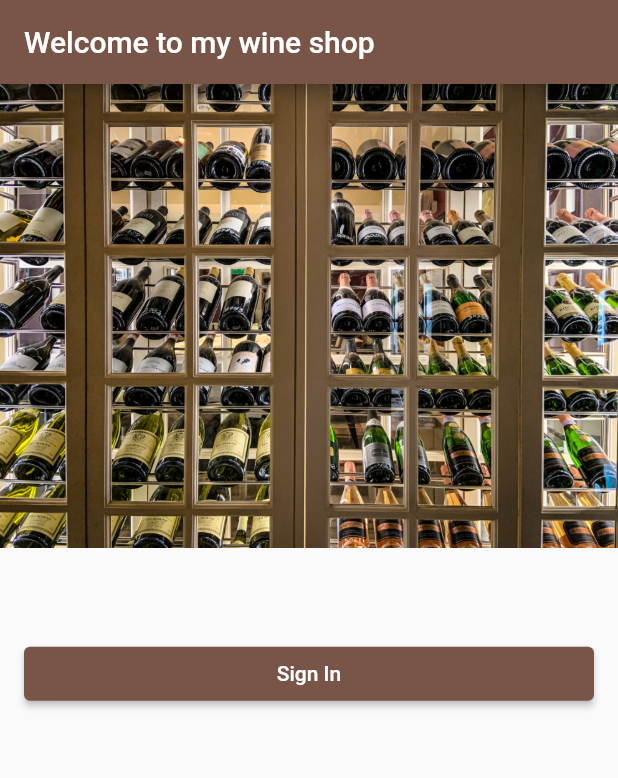
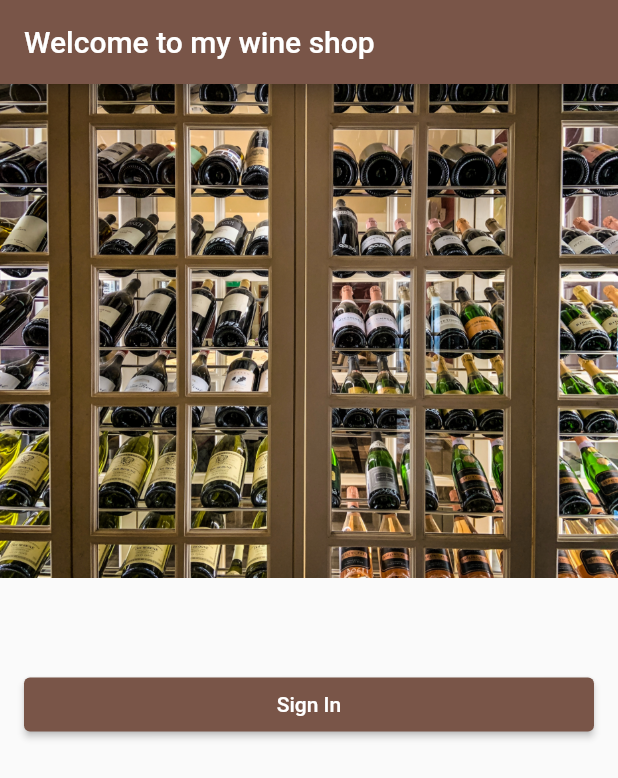
Before and after one commit to omartinma/firebase_workshop, a Flutter app: the screen it shows after launch, on a phone screen of 412 x 824 dp. Shown: the top 778 px of the screen. Run offline on Flutter 3.47's test engine with Material 2 defaults, Android fonts, the phone set to English and light mode, and no system bars; our stand-ins replace bloc, cloud_firestore, equatable, firebase_auth, firebase_core, flutter_bloc; accounts and stored records are empty; generated files the repository leaves out were written again.

Commit message:
feat: improving

```diff
--- a/lib/catalog/bloc/catalog_bloc.dart
+++ b/lib/catalog/bloc/catalog_bloc.dart
@@ -14,7 +14,7 @@ class CatalogBloc extends Bloc<CatalogEvent, CatalogState> {
           CatalogState(
             categories: List.empty(),
             products: List.empty(),
-            categorySelected: Category(name: 'all'),
+            categorySelected: const Category(name: 'all'),
           ),
         ) {
     on<CatalogFetched>(_fetched);
--- a/lib/login/view/login_page.dart
+++ b/lib/login/view/login_page.dart
@@ -33,9 +33,13 @@ class LoginView extends StatelessWidget {
         ),
         body: Column(
           children: [
-            Image.asset(
-              'assets/images/cellar.jpg',
-              width: double.infinity,
+            SizedBox(
+              height: MediaQuery.of(context).size.height * 0.4,
+              child: Image.asset(
+                'assets/images/cellar.jpg',
+                width: double.infinity,
+                fit: BoxFit.cover,
+              ),
             ),
             const SizedBox(height: 60),
             Container(
```
Also changed, not shown: lib/global/model/category.dart (+7 -2 lines), lib/global/model/product.dart (+7 -2 lines).
